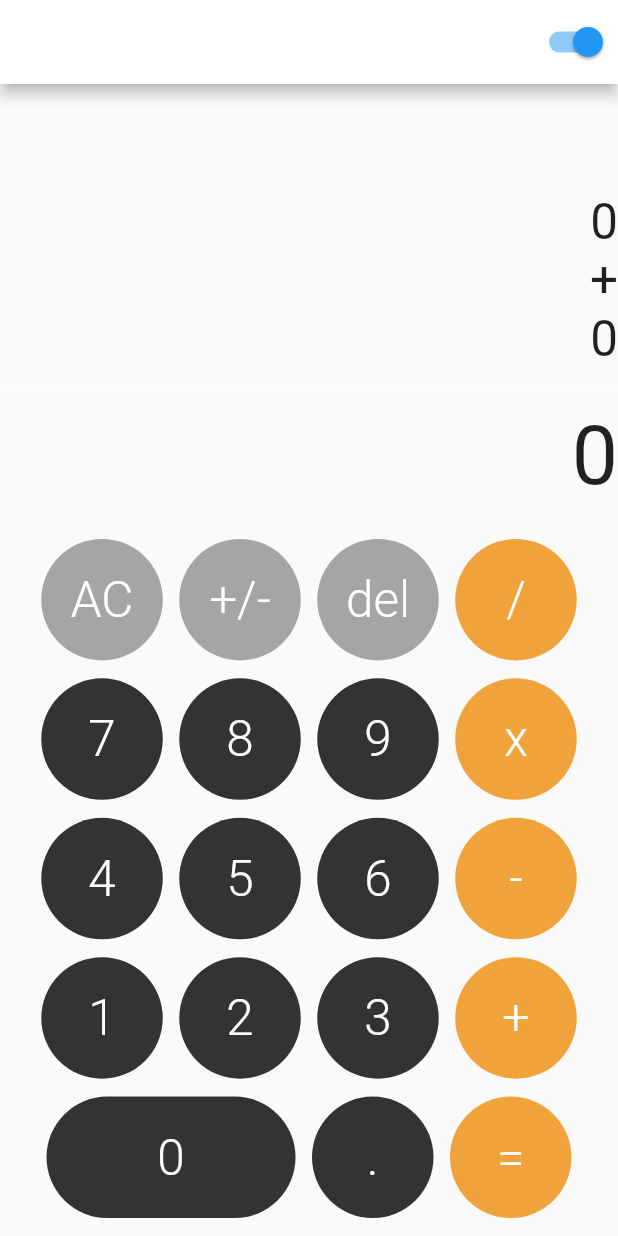
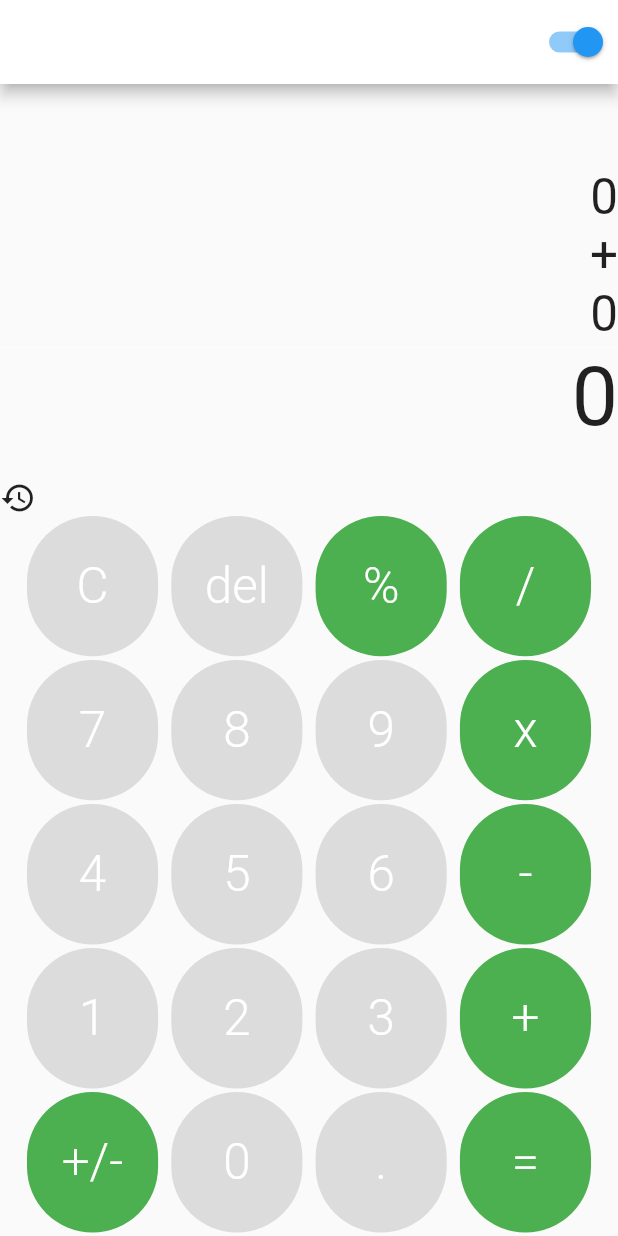
Before and after one commit to narmuni123/calculator_app, a Flutter app: the screen it shows after launch, on a phone screen of 412 x 824 dp. Run offline on Flutter 3.47's test engine with Material 2 defaults, Android fonts, the light colour scheme and no system bars; our stand-ins replace flutter_screenutil, get, shared_preferences.

Commit message:
Added calculator

```diff
--- a/lib/constant/prefs.dart
+++ b/lib/constant/prefs.dart
@@ -4,6 +4,9 @@ import 'package:get/get.dart';
 import 'package:shared_preferences/shared_preferences.dart';
 
 RxBool isLightTheme = false.obs;
+
+List<String> result = [];
+
 
 Future<SharedPreferences> _prefs = SharedPreferences.getInstance();
 
--- a/lib/constant/text_constant.dart
+++ b/lib/constant/text_constant.dart
@@ -1,4 +1,5 @@
 
 class TextConstants {
-  static String theme = "theme";
+  static const String theme = "theme";
+  static const String key = "key";
 }
--- a/lib/screens/calculator_Screen.dart
+++ b/lib/screens/calculator_Screen.dart
@@ -1,10 +1,11 @@
 import 'package:calculator_app/constant/prefs.dart';
+import 'package:calculator_app/screens/history.dart';
 import 'package:calculator_app/services/calculator_services.dart';
 import 'package:calculator_app/widgets/calc_button.dart';
 import 'package:calculator_app/widgets/math_results.dart';
 import 'package:flutter/material.dart';
+import 'package:flutter_screenutil/flutter_screenutil.dart';
 import 'package:get/get.dart';
-
 
 class CalculatorScreen extends StatefulWidget {
   const CalculatorScreen({Key? key}) : super(key: key);
@@ -14,7 +15,6 @@ class CalculatorScreen extends StatefulWidget {
 }
 
 class _CalculatorScreenState extends State<CalculatorScreen> {
-
   final calculatorCtrl = Get.put(CalculatorController());
 
   @override
@@ -46,32 +46,39 @@ class _CalculatorScreenState extends State<CalculatorScreen> {
         body: SafeArea(
           child: SizedBox(
             child: Column(
+              crossAxisAlignment: CrossAxisAlignment.start,
               children: [
                 Expanded(
                   child: Container(),
                 ),
                 MathResults(),
+                GestureDetector(
+                  onTap: (){
+                    Get.to(const HistoryScreen());
+                  },
+                  child: Icon(Icons.history),
+                ),
                 Row(
                   mainAxisAlignment: MainAxisAlignment.center,
                   children: [
                     CalculatorButton(
-                      text: 'AC',
-                      bgColor: Color(0xffA5A5A5),
+                      text: 'C',
+                      bgColor: Colors.black12,
                       onPressed: () => calculatorCtrl.resetAll(),
                     ),
                     CalculatorButton(
-                      text: '+/-',
-                      bgColor: Color(0xffA5A5A5),
-                      onPressed: () => calculatorCtrl.changeNegativePositive(),
-                    ),
-                    CalculatorButton(
                       text: 'del',
-                      bgColor: Color(0xffA5A5A5),
+                      bgColor: Colors.black12,
                       onPressed: () => calculatorCtrl.deletedLastEntry(),
                     ),
                     CalculatorButton(
+                      text: '%',
+                      bgColor: Colors.green,
+                      onPressed: () => calculatorCtrl.selectOperation('%'),
+                    ),
+                    CalculatorButton(
                       text: '/',
-                      bgColor: Color(0xffF0A23B),
+                      bgColor: Colors.green,
                       onPressed: () => calculatorCtrl.selectOperation('/'),
                     ),
                   ],
@@ -93,7 +100,7 @@ class _CalculatorScreenState extends State<CalculatorScreen> {
                     ),
                     CalculatorButton(
                       text: 'x',
-                      bgColor: Color(0xffF0A23B),
+                      bgColor: Colors.green,
                       onPressed: () => calculatorCtrl.selectOperation('x'),
                     ),
                   ],
@@ -115,7 +122,7 @@ class _CalculatorScreenState extends State<CalculatorScreen> {
                     ),
                     CalculatorButton(
                       text: '-',
-                      bgColor: Color(0xffF0A23B),
+                      bgColor: Colors.green,
                       onPressed: () => calculatorCtrl.selectOperation('-'),
                     ),
                   ],
@@ -137,7 +144,7 @@ class _CalculatorScreenState extends State<CalculatorScreen> {
                     ),
                     CalculatorButton(
                       text: '+',
-                      bgColor: Color(0xffF0A23B),
+                      bgColor: Colors.green,
                       onPressed: () => calculatorCtrl.selectOperation('+'),
                     ),
                   ],
@@ -146,8 +153,13 @@ class _CalculatorScreenState extends State<CalculatorScreen> {
                   mainAxisAlignment: MainAxisAlignment.center,
                   children: [
                     CalculatorButton(
+                      text: '+/-',
+                      bgColor: Colors.green,
+                      onPressed: () => calculatorCtrl.changeNegativePositive(),
+                    ),
+                    CalculatorButton(
                       text: '0',
-                      big: true,
+                      big: false,
                       onPressed: () => calculatorCtrl.addNumber('0'),
                     ),
                     CalculatorButton(
@@ -156,7 +168,7 @@ class _CalculatorScreenState extends State<CalculatorScreen> {
                     ),
                     CalculatorButton(
                       text: '=',
-                      bgColor: Color(0xffF0A23B),
+                      bgColor: Colors.green,
                       onPressed: () => calculatorCtrl.calculateResult(),
                     ),
                   ],
--- a/lib/services/calculator_services.dart
+++ b/lib/services/calculator_services.dart
@@ -1,3 +1,4 @@
+import 'package:calculator_app/constant/prefs.dart';
 import 'package:get/get.dart';
 
 class CalculatorController extends GetxController {
@@ -78,6 +79,10 @@ class CalculatorController extends GetxController {
         mathResult.value = '${num1 / num2}';
         break;
 
+      case '%':
+        mathResult.value = '${num1 % num2}';
+        break;
+
       default:
         return;
     }
@@ -86,5 +91,6 @@ class CalculatorController extends GetxController {
       mathResult.value =
           mathResult.value.substring(0, mathResult.value.length - 2);
     }
+    result.add("$num1 ${operator.value} $num2 = ${mathResult.value}");
   }
 }
--- a/lib/widgets/calc_button.dart
+++ b/lib/widgets/calc_button.dart
@@ -8,13 +8,13 @@ class CalculatorButton extends StatelessWidget {
 
   final Function onPressed;
 
-  CalculatorButton({
+  const CalculatorButton({
     Key? key,
     bgColor,
     this.big = false,
     required this.text,
     required this.onPressed,
-  })  : bgColor = bgColor ?? Color(0xff333333),
+  })  : bgColor = bgColor ?? Colors.black12,
         super(key: key);
 
   @override
@@ -27,12 +27,12 @@ class CalculatorButton extends StatelessWidget {
     );
 
     return Container(
-      margin: EdgeInsets.only(bottom: 10.h, right: 5.w, left: 5.w),
+      margin: EdgeInsets.only(bottom: 2.h, right: 4.w, left: 4.w),
       child: TextButton(
         style: buttonStyle,
         child: SizedBox(
-          width: big ? 150 : 65,
-          height: 65,
+          width: 65.w,
+          height: 65.h,
           child: Center(
               child: Text(
             text,
--- a/lib/widgets/line_separator.dart
+++ b/lib/widgets/line_separator.dart
@@ -8,9 +8,9 @@ class LineSeparator extends StatelessWidget {
   Widget build(BuildContext context) {
     return Container(
       width: double.infinity,
-      height: 2.h,
+      height: 1.h,
       color: Colors.white.withOpacity(0.4),
-      margin: EdgeInsets.symmetric( vertical: 10.h)
+      margin: EdgeInsets.only(top: 2.h),
     );
   }
 }
--- a/pubspec.yaml
+++ b/pubspec.yaml
@@ -48,6 +48,8 @@ dev_dependencies:
   # package. See that file for information about deactivating specific lint
   # rules and activating additional ones.
   flutter_lints: ^2.0.0
+  build_runner: ^2.3.3
+  objectbox_generator: ^1.7.0
 
 # For information on the generic Dart part of this file, see the
 # following page: https://dart.dev/tools/pub/pubspec
```
Also changed, not shown: lib/screens/history.dart (added, +55 -0 lines), pubspec.lock. Lines whose indentation alone changed are shown as unchanged.
